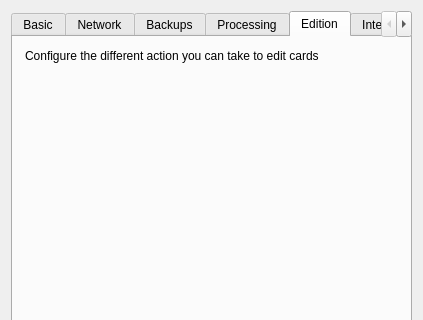
lovac42/anki, file designer/preferences.ui: the form before one commit; both pictures show x 0 to 423 and y 0 to 320 of the 423 by 525 pixel window.
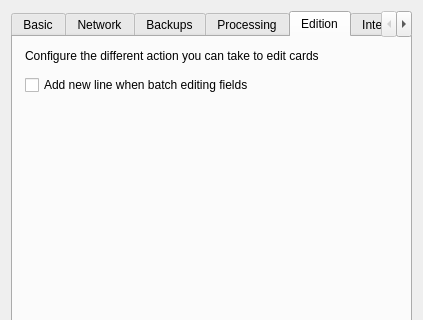
The form after the commit. The open tabs and pages were chosen to show the change.

Commit message: Add preference newLineInBatchEdit

The edit to the form file:
```diff
--- a/designer/preferences.ui
+++ b/designer/preferences.ui
@@ -492,6 +492,13 @@
          </property>
         </widget>
        </item>
+        <item>
+         <widget class="QCheckBox" name="newLineInBatchEdit">
+          <property name="text">
+           <string>Add new line when batch editing fields</string>
+          </property>
+         </widget>
+        </item>
        <item>
         <spacer name="verticalSpacer_5">
          <property name="orientation">
```
The commit also changes 1 other file.
